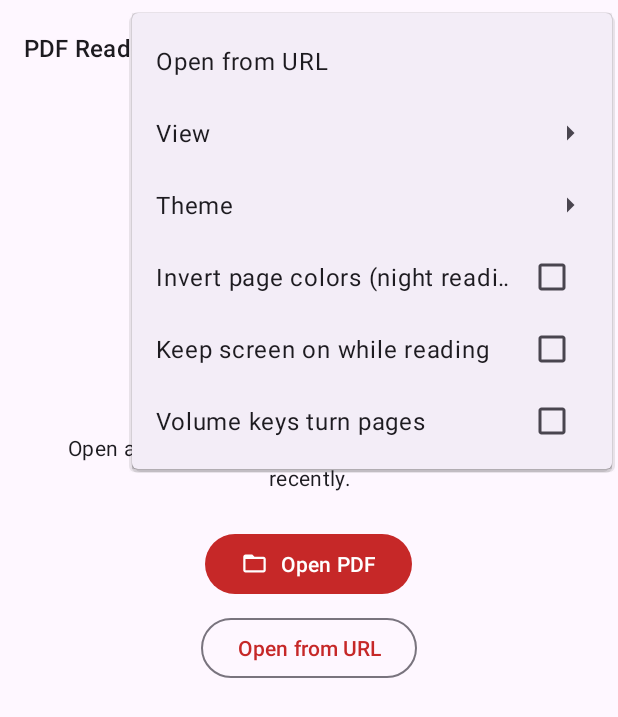
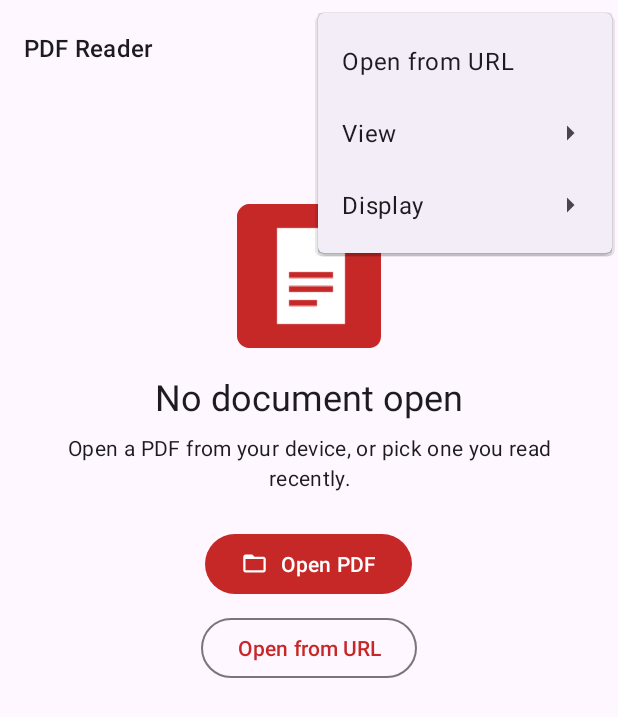
Before and after one commit to tauseefahmad/Projects, an Android app: the screen it shows after launch (MainActivity), with the options menu open, on a phone screen of 412 x 824 dp. Shown: the top 717 px of the screen. Run offline under Robolectric (Android 15) with nearby library versions, the phone set to English and light mode, and no system bars; libraries missing offline, so code that uses them is left out: com.tom_roush.pdfbox; pictures from the network do not load.

Commit message:
Fix list rows crashing on open, group the menu, apply sepia reliably
- Outline, bookmark and search-result rows used a background selector
  that referenced a theme attribute, which Android cannot inflate; the
  ripple now comes from the row's foreground
- The overflow menu had grown past the screen; share/print/save/properties
  move under Document, and theme and display toggles under Display
- Switching to or from Sepia now always refreshes the screen (it did
  nothing when the light/dark mode itself didn't change)
- Tests: robust menu/toolbar helpers, browser-only intent stubs, skip the
  one-time immersive-mode notice, tolerate split watermark text
- Draft annotations get JSON serialization (kotlinx.serialization)

Co-Authored-By: Claude Opus 5.5 <noreply@anthropic.com>
Claude-Session: https://claude.ai/code/session_01FyneHYrRLo5SfhuK1dTASq

```diff
--- a/PdfReader/app/build.gradle.kts
+++ b/PdfReader/app/build.gradle.kts
@@ -1,6 +1,7 @@
 plugins {
     id("com.android.application")
     id("org.jetbrains.kotlin.android")
+    id("org.jetbrains.kotlin.plugin.serialization")
 }
 
 android {
@@ -61,6 +62,7 @@ dependencies {
     implementation("androidx.lifecycle:lifecycle-runtime-ktx:2.8.7")
     implementation("com.google.android.material:material:1.12.0")
     implementation("org.jetbrains.kotlinx:kotlinx-coroutines-android:1.9.0")
+    implementation("org.jetbrains.kotlinx:kotlinx-serialization-json:1.7.3")
     // PDF structure: outline, text, links, metadata (Apache 2.0).
     implementation("com.tom-roush:pdfbox-android:2.0.27.0")
 
--- a/PdfReader/app/src/main/java/com/example/pdfreader/MainActivity.kt
+++ b/PdfReader/app/src/main/java/com/example/pdfreader/MainActivity.kt
@@ -576,10 +576,10 @@ class MainActivity : AppCompatActivity() {
         if (theme == settings.theme) return
         val wasSepia = settings.theme == AppTheme.SEPIA
         settings.theme = theme
-        val nightModeChanged = AppCompatDelegate.getDefaultNightMode() != theme.nightMode
-        // Changing night mode recreates the screen by itself; sepia <-> light needs a nudge.
         AppCompatDelegate.setDefaultNightMode(theme.nightMode)
-        if (!nightModeChanged && (wasSepia || theme == AppTheme.SEPIA)) recreate()
+        // Night-mode changes recreate the screen when they change its colors; sepia is a
+        // separate theme, so entering or leaving it always needs a fresh screen.
+        if (wasSepia || theme == AppTheme.SEPIA) recreate()
     }
 
     /** Applies a layout setting change while keeping the reader on the same page. */
@@ -613,7 +613,7 @@ class MainActivity : AppCompatActivity() {
         toolbar.menu.findItem(R.id.action_bookmark).isVisible = ready != null
         toolbar.menu.findItem(R.id.action_search).isVisible = ready != null
         toolbar.menu.findItem(R.id.action_rotate).isVisible = ready != null
-        for (id in listOf(R.id.action_share, R.id.action_print, R.id.action_save_copy, R.id.action_properties, R.id.action_full_screen, R.id.action_organize, R.id.action_tools)) {
+        for (id in listOf(R.id.action_document, R.id.action_full_screen, R.id.action_organize, R.id.action_tools)) {
             toolbar.menu.findItem(id).isVisible = ready != null
         }
         toolbar.menu.findItem(R.id.action_close).isVisible = ready != null
--- a/PdfReader/app/src/main/res/drawable/panel_row_bg.xml
+++ b/PdfReader/app/src/main/res/drawable/panel_row_bg.xml
@@ -1,5 +1,6 @@
 <?xml version="1.0" encoding="utf-8"?>
+<!-- Selected rows are tinted; the touch ripple comes from each row's foreground. -->
 <selector xmlns:android="http://schemas.android.com/apk/res/android">
     <item android:state_selected="true" android:drawable="@color/panel_selected" />
-    <item android:drawable="?attr/selectableItemBackground" />
+    <item android:drawable="@android:color/transparent" />
 </selector>
--- a/PdfReader/app/src/main/res/layout/item_bookmark.xml
+++ b/PdfReader/app/src/main/res/layout/item_bookmark.xml
@@ -3,6 +3,7 @@
     android:layout_width="match_parent"
     android:layout_height="wrap_content"
     android:background="@drawable/panel_row_bg"
+    android:foreground="?attr/selectableItemBackground"
     android:gravity="center_vertical"
     android:minHeight="56dp"
     android:orientation="horizontal"
--- a/PdfReader/app/src/main/res/layout/item_outline.xml
+++ b/PdfReader/app/src/main/res/layout/item_outline.xml
@@ -3,6 +3,7 @@
     android:layout_width="match_parent"
     android:layout_height="wrap_content"
     android:background="@drawable/panel_row_bg"
+    android:foreground="?attr/selectableItemBackground"
     android:gravity="center_vertical"
     android:minHeight="48dp"
     android:orientation="horizontal">
--- a/PdfReader/app/src/main/res/layout/item_search_result.xml
+++ b/PdfReader/app/src/main/res/layout/item_search_result.xml
@@ -3,6 +3,7 @@
     android:layout_width="match_parent"
     android:layout_height="wrap_content"
     android:background="@drawable/panel_row_bg"
+    android:foreground="?attr/selectableItemBackground"
     android:orientation="vertical"
     android:paddingHorizontal="16dp"
     android:paddingVertical="10dp">
--- a/PdfReader/app/src/main/res/menu/main_menu.xml
+++ b/PdfReader/app/src/main/res/menu/main_menu.xml
@@ -1,95 +1,35 @@
 <?xml version="1.0" encoding="utf-8"?>
 <menu xmlns:android="http://schemas.android.com/apk/res/android"
     xmlns:app="http://schemas.android.com/apk/res-auto">
-    <item
-        android:id="@+id/action_open"
-        android:icon="@drawable/ic_folder_open"
-        android:title="@string/open_pdf"
-        app:showAsAction="ifRoom" />
-    <item
-        android:id="@+id/action_open_url"
-        android:title="@string/open_url"
-        app:showAsAction="never" />
-    <item
-        android:id="@+id/action_search"
-        android:icon="@drawable/ic_search"
-        android:title="@string/search"
-        app:showAsAction="ifRoom" />
-    <item
-        android:id="@+id/action_bookmark"
-        android:icon="@drawable/ic_bookmark_border"
-        android:title="@string/add_bookmark"
-        app:showAsAction="ifRoom" />
-    <item
-        android:id="@+id/action_go_to_page"
-        android:title="@string/go_to_page"
-        app:showAsAction="never" />
-    <item
-        android:id="@+id/action_zoom"
-        android:title="@string/zoom_menu"
-        app:showAsAction="never">
+    <item android:id="@+id/action_open" android:icon="@drawable/ic_folder_open" android:title="@string/open_pdf" app:showAsAction="ifRoom" />
+    <item android:id="@+id/action_search" android:icon="@drawable/ic_search" android:title="@string/search" app:showAsAction="ifRoom" />
+    <item android:id="@+id/action_bookmark" android:icon="@drawable/ic_bookmark_border" android:title="@string/add_bookmark" app:showAsAction="ifRoom" />
+    <item android:id="@+id/action_open_url" android:title="@string/open_url" app:showAsAction="never" />
+    <item android:id="@+id/action_go_to_page" android:title="@string/go_to_page" app:showAsAction="never" />
+    <item android:id="@+id/action_zoom" android:title="@string/zoom_menu" app:showAsAction="never">
         <menu>
-            <item
-                android:id="@+id/zoom_fit_width"
-                android:title="@string/zoom_fit_width" />
-            <item
-                android:id="@+id/zoom_fit_page"
-                android:title="@string/zoom_fit_page" />
-            <item
-                android:id="@+id/zoom_actual_size"
-                android:title="@string/zoom_actual_size" />
+            <item android:id="@+id/zoom_fit_width" android:title="@string/zoom_fit_width" />
+            <item android:id="@+id/zoom_fit_page" android:title="@string/zoom_fit_page" />
+            <item android:id="@+id/zoom_actual_size" android:title="@string/zoom_actual_size" />
         </menu>
     </item>
-    <item
-        android:id="@+id/action_view"
-        android:title="@string/view_menu"
-        app:showAsAction="never">
+    <item android:id="@+id/action_view" android:title="@string/view_menu" app:showAsAction="never">
         <menu>
-            <group
-                android:id="@+id/group_view_mode"
-                android:checkableBehavior="single">
-                <item
-                    android:id="@+id/view_continuous"
-                    android:title="@string/view_continuous" />
-                <item
-                    android:id="@+id/view_single_page"
-                    android:title="@string/view_single_page" />
+            <group android:id="@+id/group_view_mode" android:checkableBehavior="single">
+                <item android:id="@+id/view_continuous" android:title="@string/view_continuous" />
+                <item android:id="@+id/view_single_page" android:title="@string/view_single_page" />
             </group>
-            <group
-                android:id="@+id/group_spread"
-                android:checkableBehavior="single">
-                <item
-                    android:id="@+id/spread_none"
-                    android:title="@string/spread_none" />
-                <item
-                    android:id="@+id/spread_two"
-                    android:title="@string/spread_two" />
-                <item
-                    android:id="@+id/spread_cover"
-                    android:title="@string/spread_cover" />
+            <group android:id="@+id/group_spread" android:checkableBehavior="single">
+                <item android:id="@+id/spread_none" android:title="@string/spread_none" />
+                <item android:id="@+id/spread_two" android:title="@string/spread_two" />
+                <item android:id="@+id/spread_cover" android:title="@string/spread_cover" />
             </group>
         </menu>
     </item>
-    <item
-        android:id="@+id/action_share"
-        android:title="@string/share"
-        app:showAsAction="never" />
-    <item
-        android:id="@+id/action_print"
-        android:title="@string/print"
-        app:showAsAction="never" />
-    <item
-        android:id="@+id/action_save_copy"
-        android:title="@string/save_copy"
-        app:showAsAction="never" />
-    <item
-        android:id="@+id/action_organize"
-        android:title="@string/organize_pages"
-        app:showAsAction="never" />
-    <item
-        android:id="@+id/action_tools"
-        android:title="@string/tools_menu"
-        app:showAsAction="never">
+    <item android:id="@+id/action_rotate" android:title="@string/rotate_view" app:showAsAction="never" />
+    <item android:id="@+id/action_full_screen" android:title="@string/full_screen" app:showAsAction="never" />
+    <item android:id="@+id/action_organize" android:title="@string/organize_pages" app:showAsAction="never" />
+    <item android:id="@+id/action_tools" android:title="@string/tools_menu" app:showAsAction="never">
         <menu>
             <item android:id="@+id/tool_merge" android:title="@string/merge_title" />
             <item android:id="@+id/tool_split" android:title="@string/split_title" />
@@ -99,58 +39,28 @@
             <item android:id="@+id/tool_watermark" android:title="@string/watermark_title" />
         </menu>
     </item>
-    <item
-        android:id="@+id/action_properties"
-        android:title="@string/properties"
-        app:showAsAction="never" />
-    <item
-        android:id="@+id/action_full_screen"
-        android:title="@string/full_screen"
-        app:showAsAction="never" />
-    <item
-        android:id="@+id/action_rotate"
-        android:title="@string/rotate_view"
-        app:showAsAction="never" />
-    <item
-        android:id="@+id/action_theme"
-        android:title="@string/theme_menu"
-        app:showAsAction="never">
+    <item android:id="@+id/action_document" android:title="@string/document_menu" app:showAsAction="never">
         <menu>
-            <group
-                android:id="@+id/group_theme"
-                android:checkableBehavior="single">
-                <item
-                    android:id="@+id/theme_system"
-                    android:title="@string/theme_system" />
-                <item
-                    android:id="@+id/theme_light"
-                    android:title="@string/theme_light" />
-                <item
-                    android:id="@+id/theme_dark"
-                    android:title="@string/theme_dark" />
-                <item
-                    android:id="@+id/theme_sepia"
-                    android:title="@string/theme_sepia" />
+            <item android:id="@+id/action_share" android:title="@string/share" />
+            <item android:id="@+id/action_print" android:title="@string/print" />
+            <item android:id="@+id/action_save_copy" android:title="@string/save_copy" />
+            <item android:id="@+id/action_properties" android:title="@string/properties" />
+        </menu>
+    </item>
+    <item android:id="@+id/action_display" android:title="@string/display_menu" app:showAsAction="never">
+        <menu>
+            <group android:id="@+id/group_theme" android:checkableBehavior="single">
+                <item android:id="@+id/theme_system" android:title="@string/theme_system" />
+                <item android:id="@+id/theme_light" android:title="@string/theme_light" />
+                <item android:id="@+id/theme_dark" android:title="@string/theme_dark" />
+                <item android:id="@+id/theme_sepia" android:title="@string/theme_sepia" />
+            </group>
+            <group android:id="@+id/group_display_toggles">
+                <item android:id="@+id/action_dark_pages" android:checkable="true" android:title="@string/dark_pages" />
+                <item android:id="@+id/action_keep_screen_on" android:checkable="true" android:title="@string/keep_screen_on" />
+                <item android:id="@+id/action_volume_keys" android:checkable="true" android:title="@string/volume_keys" />
             </group>
         </menu>
     </item>
-    <item
-        android:id="@+id/action_dark_pages"
-        android:checkable="true"
-        android:title="@string/dark_pages"
-        app:showAsAction="never" />
-    <item
-        android:id="@+id/action_keep_screen_on"
-        android:checkable="true"
-        android:title="@string/keep_screen_on"
-        app:showAsAction="never" />
-    <item
-        android:id="@+id/action_volume_keys"
-        android:checkable="true"
-        android:title="@string/volume_keys"
-        app:showAsAction="never" />
-    <item
-        android:id="@+id/action_close"
-        android:title="@string/close_document"
-        app:showAsAction="never" />
+    <item android:id="@+id/action_close" android:title="@string/close_document" app:showAsAction="never" />
 </menu>
--- a/PdfReader/app/src/main/res/values/strings.xml
+++ b/PdfReader/app/src/main/res/values/strings.xml
@@ -48,6 +48,8 @@
     <string name="print">Print</string>
     <string name="organize_pages">Organize pages</string>
     <string name="tools_menu">Tools</string>
+    <string name="document_menu">Document</string>
+    <string name="display_menu">Display</string>
     <string name="apply">Apply</string>
     <string name="tool_failed">That didn\'t work for this file.</string>
     <string name="merge_title">Merge PDFs</string>
--- a/PdfReader/build.gradle.kts
+++ b/PdfReader/build.gradle.kts
@@ -1,4 +1,5 @@
 plugins {
     id("com.android.application") version "8.7.3" apply false
     id("org.jetbrains.kotlin.android") version "2.0.21" apply false
+    id("org.jetbrains.kotlin.plugin.serialization") version "2.0.21" apply false
 }
```
Also changed, not shown: PdfReader/app/src/main/java/com/example/pdfreader/core/Annotations.kt (+31 -0 lines), 9 other files.
